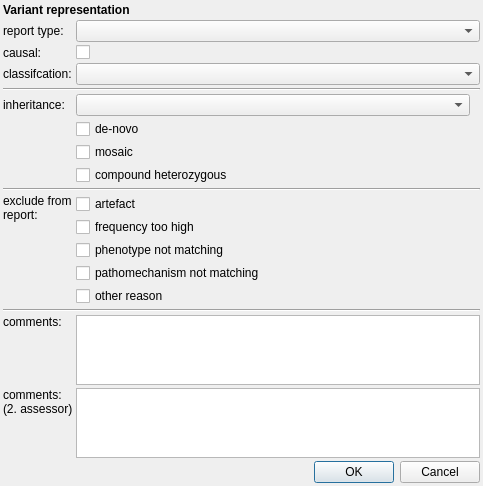
Qt form src/GSvar/ReportVariantDialog.ui (imgag/ngs-bits) before a commit.
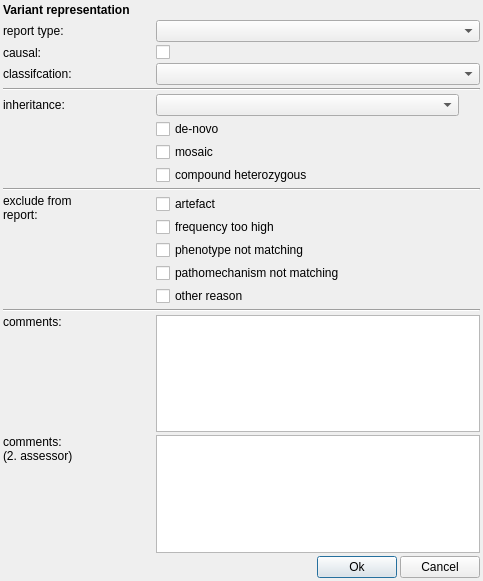
The same form after that commit. Icons and pictures are not drawn.

Commit message: GSvar: improved report config dialog ('Ok' button only enabled if the data was changed)

The edit to the form file:
```diff
--- a/src/GSvar/ReportVariantDialog.ui
+++ b/src/GSvar/ReportVariantDialog.ui
@@ -7,7 +7,7 @@
     <x>0</x>
     <y>0</y>
     <width>483</width>
-    <height>476</height>
+    <height>581</height>
    </rect>
   </property>
   <property name="windowTitle">
@@ -17,7 +17,7 @@
    <iconset resource="GSvar.qrc">
     <normaloff>:/Icons/Report.png</normaloff>:/Icons/Report.png</iconset>
   </property>
-  <layout class="QGridLayout" name="gridLayout" columnstretch="0,1,0,0">
+  <layout class="QGridLayout" name="gridLayout" columnstretch="0,0,0,0">
    <property name="leftMargin">
     <number>3</number>
    </property>
@@ -33,20 +33,6 @@
    <property name="spacing">
     <number>3</number>
    </property>
-   <item row="12" column="1" colspan="3">
-    <widget class="QCheckBox" name="exclude_artefact">
-     <property name="text">
-      <string>artefact</string>
-     </property>
-    </widget>
-   </item>
-   <item row="14" column="1" colspan="3">
-    <widget class="QCheckBox" name="exclude_phenotype">
-     <property name="text">
-      <string>phenotype not matching</string>
-     </property>
-    </widget>
-   </item>
    <item row="16" column="1" colspan="3">
     <widget class="QCheckBox" name="exclude_other">
      <property name="text">
@@ -64,15 +50,19 @@
      </property>
     </widget>
    </item>
-   <item row="13" column="1" colspan="3">
-    <widget class="QCheckBox" name="exclude_frequency">
+   <item row="14" column="1" colspan="3">
+    <widget class="QCheckBox" name="exclude_phenotype">
      <property name="text">
-      <string>frequency too high</string>
+      <string>phenotype not matching</string>
      </property>
     </widget>
    </item>
-   <item row="19" column="1" colspan="3">
-    <widget class="QPlainTextEdit" name="comments2"/>
+   <item row="12" column="1" colspan="3">
+    <widget class="QCheckBox" name="exclude_artefact">
+     <property name="text">
+      <string>artefact</string>
+     </property>
+    </widget>
    </item>
    <item row="4" column="0">
     <widget class="QLabel" name="label_8">
@@ -87,6 +77,13 @@
      </property>
     </widget>
    </item>
+   <item row="13" column="1" colspan="3">
+    <widget class="QCheckBox" name="exclude_frequency">
+     <property name="text">
+      <string>frequency too high</string>
+     </property>
+    </widget>
+   </item>
    <item row="4" column="1" colspan="3">
     <widget class="QCheckBox" name="causal">
      <property name="text">
@@ -94,6 +91,22 @@
      </property>
     </widget>
    </item>
+   <item row="19" column="1" colspan="3">
+    <widget class="QPlainTextEdit" name="comments2"/>
+   </item>
+   <item row="9" column="0">
+    <widget class="QLabel" name="label_4">
+     <property name="toolTip">
+      <string>The variant is in mosaic state.</string>
+     </property>
+     <property name="text">
+      <string/>
+     </property>
+     <property name="alignment">
+      <set>Qt::AlignLeading|Qt::AlignLeft|Qt::AlignVCenter</set>
+     </property>
+    </widget>
+   </item>
    <item row="19" column="0">
     <widget class="QLabel" name="label_9">
      <property name="toolTip">
@@ -110,6 +123,13 @@
      </property>
     </widget>
    </item>
+   <item row="7" column="1" colspan="2">
+    <widget class="QComboBox" name="inheritance">
+     <property name="toolTip">
+      <string>Inhertitance mode of the variant.</string>
+     </property>
+    </widget>
+   </item>
    <item row="2" column="0">
     <widget class="QLabel" name="label">
      <property name="toolTip">
@@ -123,23 +143,10 @@
      </property>
     </widget>
    </item>
-   <item row="7" column="1" colspan="2">
-    <widget class="QComboBox" name="inheritance">
-     <property name="toolTip">
-      <string>Inhertitance mode of the variant.</string>
-     </property>
-    </widget>
-   </item>
-   <item row="9" column="0">
-    <widget class="QLabel" name="label_4">
-     <property name="toolTip">
-      <string>The variant is in mosaic state.</string>
-     </property>
+   <item row="8" column="1" colspan="3">
+    <widget class="QCheckBox" name="de_novo">
      <property name="text">
-      <string/>
-     </property>
-     <property name="alignment">
-      <set>Qt::AlignLeading|Qt::AlignLeft|Qt::AlignVCenter</set>
+      <string>de-novo</string>
      </property>
     </widget>
    </item>
@@ -171,13 +178,6 @@
    <item row="18" column="1" colspan="3">
     <widget class="QPlainTextEdit" name="comments"/>
    </item>
-   <item row="8" column="1" colspan="3">
-    <widget class="QCheckBox" name="de_novo">
-     <property name="text">
-      <string>de-novo</string>
-     </property>
-    </widget>
-   </item>
    <item row="7" column="0">
     <widget class="QLabel" name="label_2">
      <property name="text">
@@ -237,6 +237,13 @@
      </property>
     </widget>
    </item>
+   <item row="9" column="1" colspan="3">
+    <widget class="QCheckBox" name="mosaic">
+     <property name="text">
+      <string>mosaic</string>
+     </property>
+    </widget>
+   </item>
    <item row="10" column="0">
     <widget class="QLabel" name="label_5">
      <property name="toolTip">
@@ -250,16 +257,6 @@
      </property>
     </widget>
    </item>
-   <item row="20" column="0" colspan="4">
-    <widget class="QDialogButtonBox" name="buttonBox">
-     <property name="orientation">
-      <enum>Qt::Horizontal</enum>
-     </property>
-     <property name="standardButtons">
-      <set>QDialogButtonBox::Cancel|QDialogButtonBox::Ok</set>
-     </property>
-    </widget>
-   </item>
    <item row="6" column="0" colspan="4">
     <widget class="Line" name="line">
      <property name="orientation">
@@ -267,13 +264,6 @@
      </property>
     </widget>
    </item>
-   <item row="9" column="1" colspan="3">
-    <widget class="QCheckBox" name="mosaic">
-     <property name="text">
-      <string>mosaic</string>
-     </property>
-    </widget>
-   </item>
    <item row="17" column="0" colspan="4">
     <widget class="Line" name="line_3">
      <property name="orientation">
@@ -281,29 +271,6 @@
      </property>
     </widget>
    </item>
-   <item row="11" column="0" colspan="4">
-    <widget class="Line" name="line_2">
-     <property name="orientation">
-      <enum>Qt::Horizontal</enum>
-     </property>
-    </widget>
-   </item>
-   <item row="12" column="0" rowspan="5">
-    <widget class="QLabel" name="label_7">
-     <property name="toolTip">
-      <string>Reasons why the variant is excluded from the report.</string>
-     </property>
-     <property name="text">
-      <string>&lt;html&gt;&lt;head/&gt;&lt;body&gt;&lt;p&gt;exclude from&lt;br/&gt;report:&lt;/p&gt;&lt;/body&gt;&lt;/html&gt;</string>
-     </property>
-     <property name="alignment">
-      <set>Qt::AlignLeading|Qt::AlignLeft|Qt::AlignTop</set>
-     </property>
-     <property name="wordWrap">
-      <bool>true</bool>
-     </property>
-    </widget>
-   </item>
    <item row="5" column="0">
     <widget class="QLabel" name="label_classification">
      <property name="text">
@@ -314,6 +281,63 @@
    <item row="5" column="1" colspan="3">
     <widget class="QComboBox" name="classification"/>
    </item>
+   <item row="12" column="0" rowspan="5">
+    <widget class="QLabel" name="label_7">
+     <property name="toolTip">
+      <string>Reasons why the variant is excluded from the report.</string>
+     </property>
+     <property name="text">
+      <string>&lt;html&gt;&lt;head/&gt;&lt;body&gt;&lt;p&gt;exclude from&lt;br/&gt;report:&lt;/p&gt;&lt;/body&gt;&lt;/html&gt;</string>
+     </property>
+     <property name="alignment">
+      <set>Qt::AlignLeading|Qt::AlignLeft|Qt::AlignTop</set>
+     </property>
+     <property name="wordWrap">
+      <bool>true</bool>
+     </property>
+    </widget>
+   </item>
+   <item row="11" column="0" colspan="4">
+    <widget class="Line" name="line_2">
+     <property name="orientation">
+      <enum>Qt::Horizontal</enum>
+     </property>
+    </widget>
+   </item>
+   <item row="20" column="0" colspan="4">
+    <layout class="QHBoxLayout" name="horizontalLayout_2">
+     <property name="spacing">
+      <number>3</number>
+     </property>
+     <item>
+      <spacer name="horizontalSpacer">
+       <property name="orientation">
+        <enum>Qt::Horizontal</enum>
+       </property>
+       <property name="sizeHint" stdset="0">
+        <size>
+         <width>40</width>
+         <height>20</height>
+        </size>
+       </property>
+      </spacer>
+     </item>
+     <item>
+      <widget class="QPushButton" name="btn_ok">
+       <property name="text">
+        <string>Ok</string>
+       </property>
+      </widget>
+     </item>
+     <item>
+      <widget class="QPushButton" name="btn_cancel">
+       <property name="text">
+        <string>Cancel</string>
+       </property>
+      </widget>
+     </item>
+    </layout>
+   </item>
   </layout>
  </widget>
  <resources>
```
Left out of the diff: 27 changed lines with no effect on the pictures. The commit also changes 5 other files.
